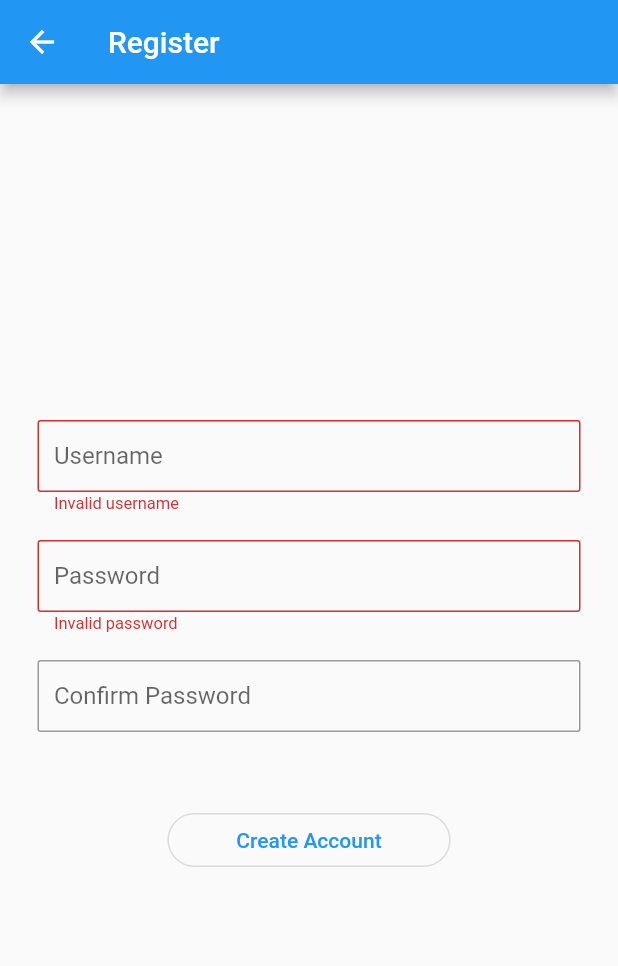
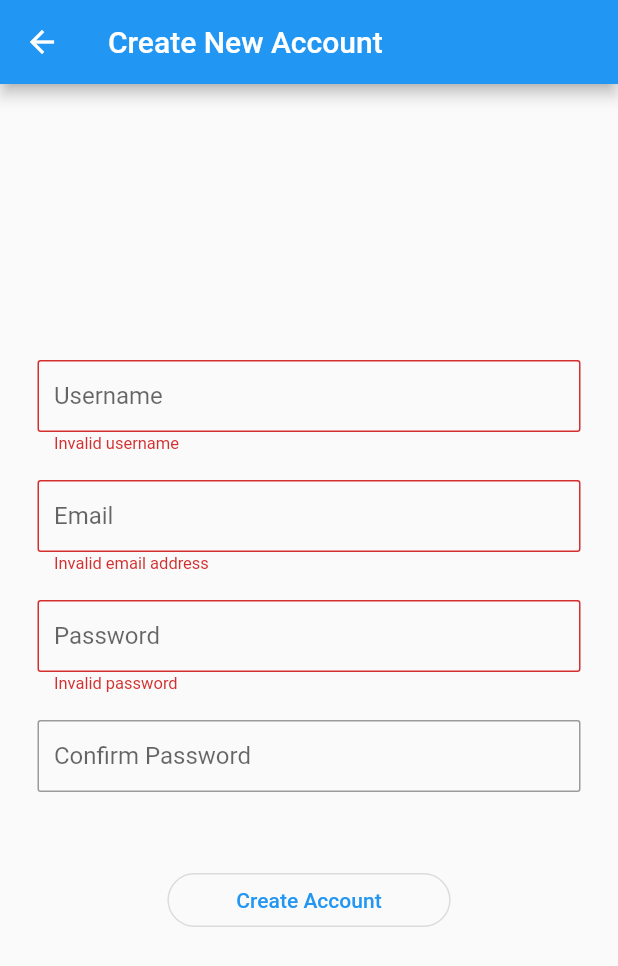
Before and after one commit to maotterson/flutter_widget_playground, a Flutter app: the RegisterView screen opened directly, after a tap on "Create Account", on a phone screen of 412 x 824 dp. Shown: the top 966 px of the screen. Run offline on Flutter 3.47's test engine with Material 2 defaults, Android fonts, the phone set to English and light mode, and no system bars.

Commit message:
add email field to registration form

```diff
--- a/lib/widgets/login/register_form_view.dart
+++ b/lib/widgets/login/register_form_view.dart
@@ -30,6 +30,17 @@ class _RegisterFormViewState extends State<RegisterFormView> {
       if (value.length > 20) {
         return 'Username must be no more than 20 characters.';
       }
+      return null;
+    }
+
+    validateEmail(String? value) {
+      if (value == null ||
+          value.isEmpty ||
+          !RegExp(r'^(([^<>()[\]\\.,;:\s@\"]+(\.[^<>()[\]\\.,;:\s@\"]+)*)|(\".+\"))@((\[[0-9]{1,3}\.[0-9]{1,3}\.[0-9]{1,3}\.[0-9]{1,3}\])|(([a-zA-Z\-0-9]+\.)+[a-zA-Z]{2,}))$')
+              .hasMatch(value)) {
+        return 'Invalid email address';
+      }
+
       return null;
     }
 
@@ -68,7 +79,20 @@ class _RegisterFormViewState extends State<RegisterFormView> {
                     errorStyle: const TextStyle(fontSize: 11, height: 0.3),
                     border: inputBorder,
                     labelText: 'Username',
-                      hintText: 'Create a username')),
+                  )),
+            ),
+            SizedBox(
+              height: formFieldHeight,
+              child: TextFormField(
+                  validator: validateEmail,
+                  keyboardType: TextInputType.emailAddress,
+                  decoration: InputDecoration(
+                    contentPadding: const EdgeInsets.only(
+                        left: 11, right: 3, top: 14, bottom: 14),
+                    errorStyle: const TextStyle(fontSize: 11, height: 0.3),
+                    border: inputBorder,
+                    labelText: 'Email',
+                  )),
             ),
             SizedBox(
               height: formFieldHeight,
@@ -84,7 +108,7 @@ class _RegisterFormViewState extends State<RegisterFormView> {
                     errorStyle: const TextStyle(fontSize: 11, height: 0.3),
                     border: inputBorder,
                     labelText: 'Password',
-                      hintText: 'Choose a password')),
+                  )),
             ),
             SizedBox(
               height: formFieldHeight,
--- a/lib/widgets/login/register_view.dart
+++ b/lib/widgets/login/register_view.dart
@@ -9,7 +9,7 @@ class RegisterView extends StatelessWidget {
   Widget build(BuildContext context) {
     return Scaffold(
       appBar: AppBar(
-        title: const Text('Register'),
+        title: const Text('Create New Account'),
       ),
       body: const Center(
         child: RegisterFormView(),
```
Lines whose indentation alone changed are shown as unchanged.
